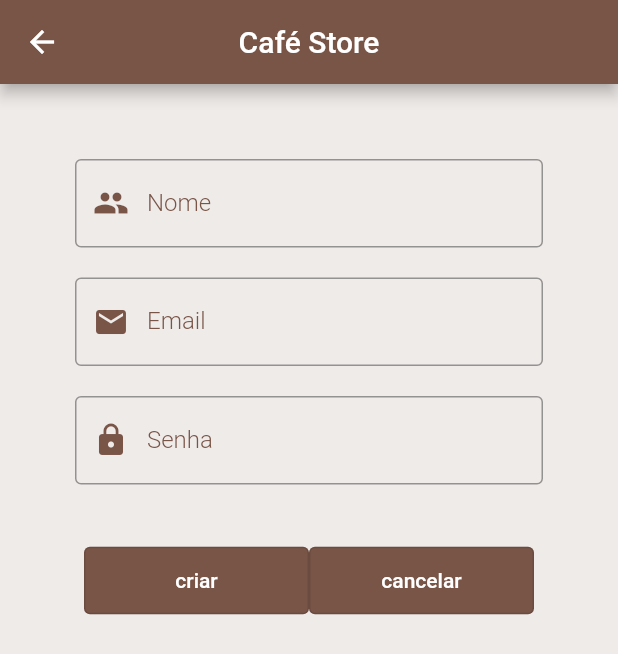
After one commit to Vih-Rodrigues/Projetos-Flutter, a Flutter app: the CriarContaPage screen opened directly, on a phone screen of 412 x 824 dp. The commit adds this screen. Shown: the top 654 px of the screen. Run offline on Flutter 3.47's test engine with Material 2 defaults, Android fonts, the phone set to English and light mode, and no system bars; our stand-ins replace firebase_auth, firebase_core; missing offline and left inert: dart:js; accounts and stored records are empty.

Commit message:
App 06 finalizado com Autenticacao

```diff
--- /dev/null
+++ b/app06/lib/pages/criar_conta_page.dart
@@ -0,0 +1,128 @@
+import 'package:firebase_auth/firebase_auth.dart';
+import 'package:flutter/material.dart';
+
+import 'widgets/mensagem.dart';
+
+class CriarContaPage extends StatefulWidget {
+  const CriarContaPage({Key? key}) : super(key: key);
+
+  @override
+  _CriarContaPageState createState() => _CriarContaPageState();
+}
+
+class _CriarContaPageState extends State<CriarContaPage> {
+  var txtNome = TextEditingController();
+  var txtEmail = TextEditingController();
+  var txtSenha = TextEditingController();
+
+  @override
+  Widget build(BuildContext context) {
+    return Scaffold(
+      appBar: AppBar(
+          title: const Text('Café Store'),
+          centerTitle: true,
+          backgroundColor: Colors.brown),
+      backgroundColor: Colors.brown[50],
+      body: Container(
+        padding: const EdgeInsets.all(50),
+        child: ListView(
+          children: [
+            campoTexto('Nome', txtNome, Icons.people),
+            const SizedBox(height: 20),
+            campoTexto('Email', txtEmail, Icons.email),
+            const SizedBox(height: 20),
+            campoTexto('Senha', txtSenha, Icons.lock, senha: true),
+            const SizedBox(height: 40),
+            Row(
+              mainAxisAlignment: MainAxisAlignment.center,
+              children: [
+                SizedBox(
+                  width: 150,
+                  child: OutlinedButton(
+                    style: OutlinedButton.styleFrom(
+                      primary: Colors.white,
+                      minimumSize: const Size(200, 45),
+                      backgroundColor: Colors.brown,
+                    ),
+                    child: const Text('criar'),
+                    onPressed: () {
+                      criarConta(txtNome.text, txtEmail.text, txtSenha.text);
+                    },
+                  ),
+                ),
+                SizedBox(
+                  width: 150,
+                  child: OutlinedButton(
+                    style: OutlinedButton.styleFrom(
+                      primary: Colors.white,
+                      minimumSize: const Size(200, 45),
+                      backgroundColor: Colors.brown,
+                    ),
+                    child: const Text('cancelar'),
+                    onPressed: () {
+                      Navigator.pop(context);
+                    },
+                  ),
+                ),
+              ],
+            ),
+            const SizedBox(height: 60),
+          ],
+        ),
+      ),
+    );
+  }
+
+  campoTexto(texto, controller, icone, {senha}) {
+    return TextField(
+      controller: controller,
+      obscureText: senha != null ? true : false,
+      style: const TextStyle(
+        color: Colors.brown,
+        fontWeight: FontWeight.w300,
+      ),
+      decoration: InputDecoration(
+        prefixIcon: Icon(icone, color: Colors.brown),
+        prefixIconColor: Colors.brown,
+        labelText: texto,
+        labelStyle: const TextStyle(color: Colors.brown),
+        border: const OutlineInputBorder(),
+        focusColor: Colors.brown,
+        focusedBorder: const OutlineInputBorder(
+          borderSide: BorderSide(
+            color: Colors.brown,
+            width: 0.0,
+          ),
+        ),
+      ),
+    );
+  }
+
+  //
+  // CRIAR CONTA no Firebase Auth (Authentication)
+  //
+  void criarConta(nome, email, senha) {
+    FirebaseAuth.instance
+    .createUserWithEmailAndPassword(email: email, password: senha)
+    .then((res){
+      //
+      //TUDO CERTO
+      //
+      sucesso(context, 'Usuário criado com sucesso!');
+      Navigator.pop(context);
+    }).catchError((e){
+      switch(e.code){
+        case 'invalid email':
+          erro(context, 'O formato do email é inválido!');
+        break;
+
+        case 'email-already-in-use':
+          erro(context, 'O email já cadastrado.');
+        break;
+
+        default:
+          erro(context, e.code.toString());
+      }
+    });
+  }
+}
```
Also changed, not shown: app05/lib/view/tela_detalhes.dart (+10 -0 lines), app06/analysis_options.yaml (added, +29 -0 lines), app06/lib/main.dart (added, +31 -0 lines), app06/lib/pages/login_page.dart (added, +118 -0 lines), app06/lib/pages/principal_page.dart (added, +58 -0 lines), app06/lib/pages/widgets/mensagem.dart (added, +33 -0 lines), app06/pubspec.yaml (added, +92 -0 lines), app06/lib/firebase_options.dart (added), app06/pubspec.lock (added), 87 other files.
